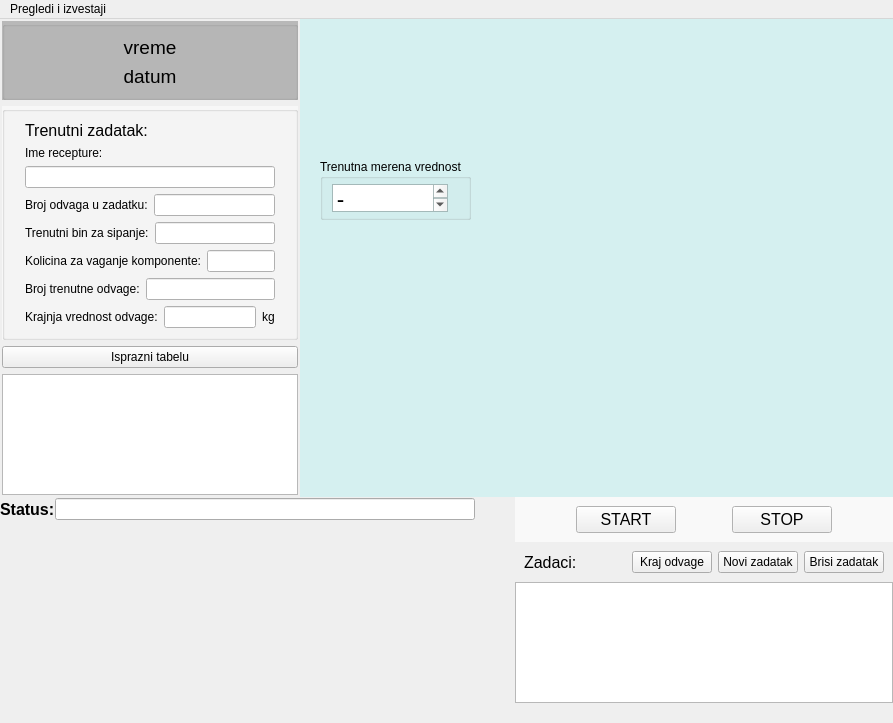
Old version of the form ui/automainwindow.ui in the repository nikolakn/biovita.
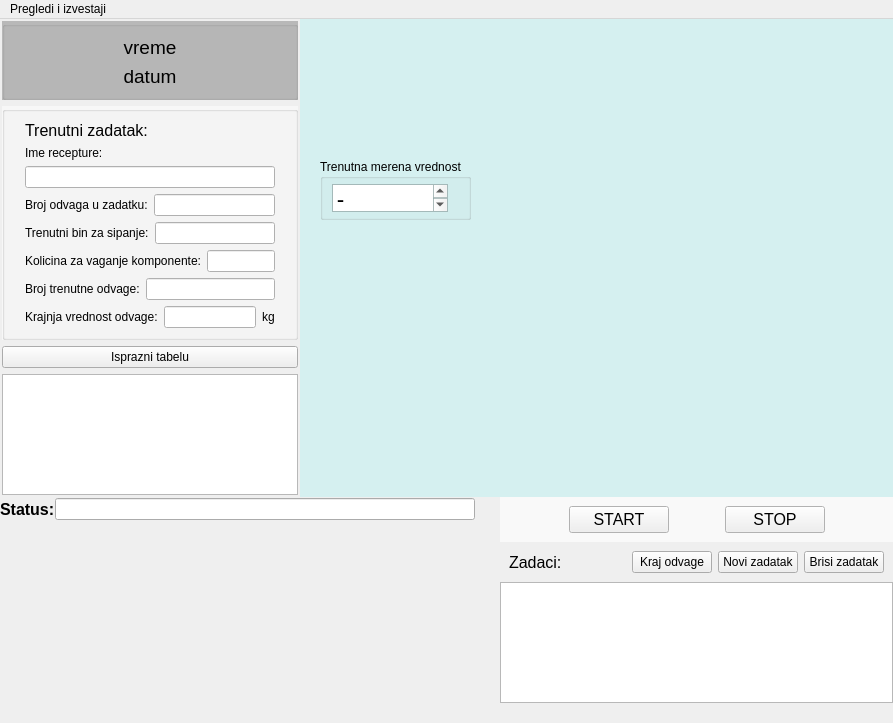
New version of the form. Custom widgets are drawn as their Qt base class.

What changed in the file:
```diff
--- a/ui/automainwindow.ui
+++ b/ui/automainwindow.ui
@@ -577,11 +577,17 @@
       </property>
       <item>
        <layout class="QVBoxLayout" name="verticalLayout_6">
+        <property name="sizeConstraint">
+         <enum>QLayout::SetMinimumSize</enum>
+        </property>
         <property name="bottomMargin">
          <number>0</number>
         </property>
         <item>
          <layout class="QHBoxLayout" name="horizontalLayout_10">
+          <property name="sizeConstraint">
+           <enum>QLayout::SetMinimumSize</enum>
+          </property>
           <item>
            <widget class="QLabel" name="label_9">
             <property name="sizePolicy">
@@ -629,6 +635,9 @@
             <property name="orientation">
              <enum>Qt::Horizontal</enum>
             </property>
+            <property name="sizeType">
+             <enum>QSizePolicy::Maximum</enum>
+            </property>
             <property name="sizeHint" stdset="0">
              <size>
               <width>40</width>
@@ -659,6 +668,9 @@
       </item>
       <item>
        <layout class="QVBoxLayout" name="verticalLayout_7">
+        <property name="sizeConstraint">
+         <enum>QLayout::SetMaximumSize</enum>
+        </property>
         <property name="bottomMargin">
          <number>0</number>
         </property>
```
